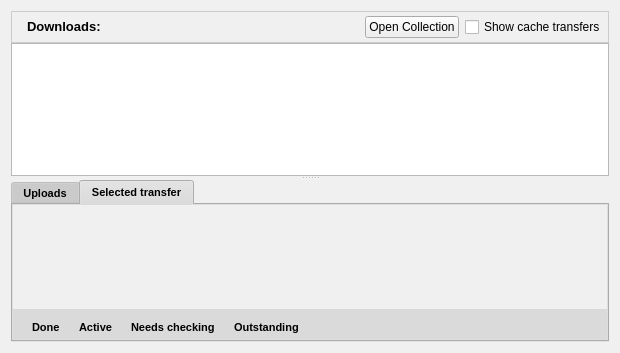
Above: retroshare-gui/src/gui/TransfersDialog.ui from RetroShare/RetroShare before the change. Below: the same form after it.
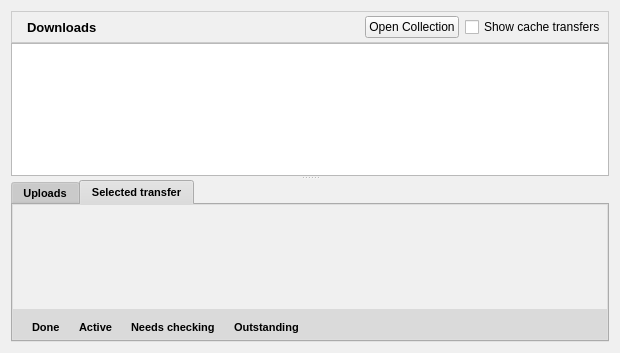
That is the form after the change. The open tabs and pages were chosen to show the change. Icons and pictures are not drawn.

Commit message: Removed some unnecessary style sheets.

```diff
--- a/retroshare-gui/src/gui/TransfersDialog.ui
+++ b/retroshare-gui/src/gui/TransfersDialog.ui
@@ -566,15 +566,14 @@
              <widget class="QLabel" name="downloadslabel">
               <property name="font">
                <font>
+                <family>Arial</family>
                 <pointsize>10</pointsize>
+                <weight>75</weight>
+                <bold>true</bold>
                </font>
               </property>
               <property name="text">
-               <string>&lt;!DOCTYPE HTML PUBLIC &quot;-//W3C//DTD HTML 4.0//EN&quot; &quot;http://www.w3.org/TR/REC-html40/strict.dtd&quot;&gt;
-&lt;html&gt;&lt;head&gt;&lt;meta name=&quot;qrichtext&quot; content=&quot;1&quot; /&gt;&lt;style type=&quot;text/css&quot;&gt;
-p, li { white-space: pre-wrap; }
-&lt;/style&gt;&lt;/head&gt;&lt;body style=&quot; font-family:'Arial'; font-size:10pt; font-weight:400; font-style:normal;&quot;&gt;
-&lt;p style=&quot; margin-top:0px; margin-bottom:0px; margin-left:0px; margin-right:0px; -qt-block-indent:0; text-indent:0px;&quot;&gt;&lt;span style=&quot; font-weight:600;&quot;&gt;Downloads:&lt;/span&gt;&lt;/p&gt;&lt;/body&gt;&lt;/html&gt;</string>
+               <string>Downloads</string>
               </property>
              </widget>
             </item>
```
Left out of the diff: 4 changed lines with no effect on the pictures. The commit also changes 14 other files.
